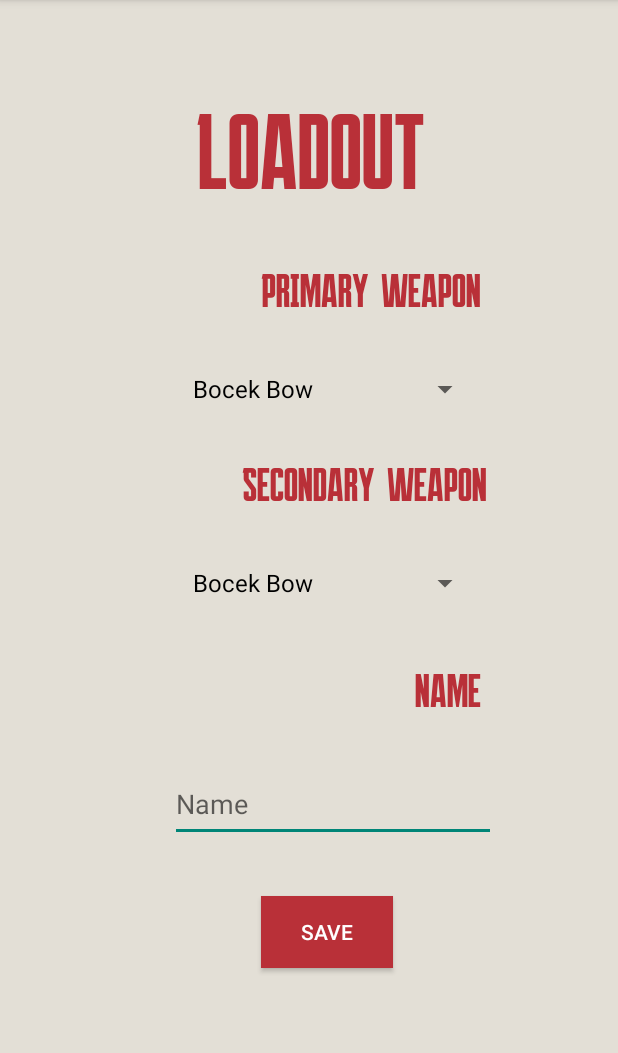
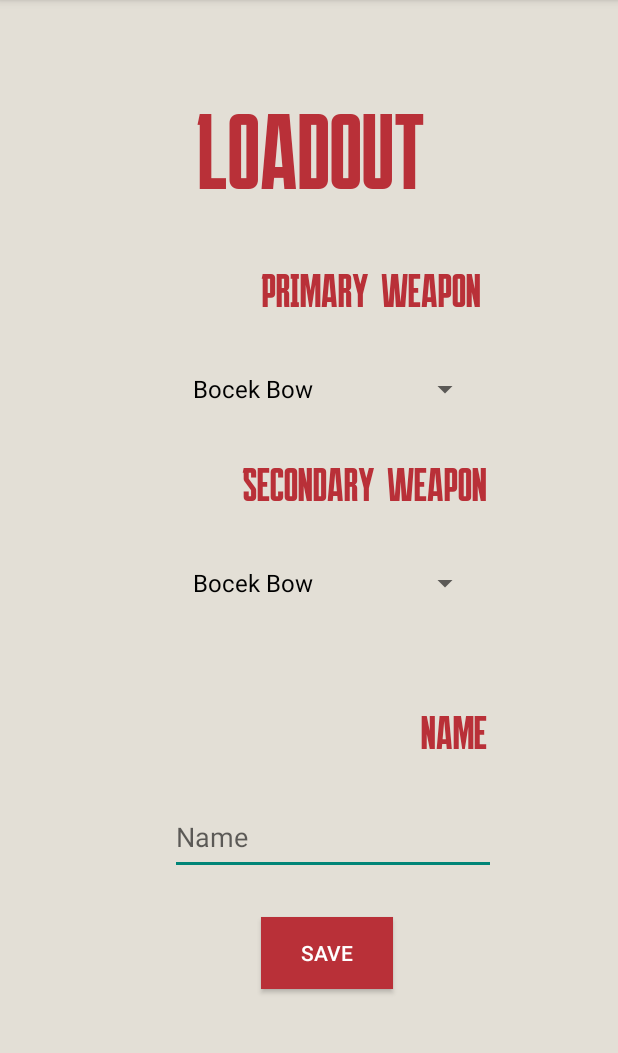
Before and after one commit to calvinAE/Apexify, an Android app: the fragment LoadOutAddFragment shown on its own in the app's theme, on a phone screen of 412 x 824 dp, the part 84-1137 px from its top. Run offline under Robolectric (Android 15) with nearby library versions, the phone set to English and light mode, and no system bars.

Commit message:
Updates to layout

```diff
--- a/app/src/main/res/layout/fragment_loadout_add.xml
+++ b/app/src/main/res/layout/fragment_loadout_add.xml
@@ -49,6 +49,22 @@
         app:layout_constraintStart_toStartOf="parent"
         app:layout_constraintTop_toBottomOf="@+id/sp_primary" />
 
+    <EditText
+        android:id="@+id/et_name"
+        android:layout_width="217dp"
+        android:layout_height="50dp"
+        android:layout_marginStart="120dp"
+        android:layout_marginEnd="81dp"
+        android:layout_marginBottom="28dp"
+        android:ems="10"
+        android:hint="Name"
+        android:inputType="text"
+        android:textAlignment="viewStart"
+        app:layout_constraintBottom_toTopOf="@+id/btn_save"
+        app:layout_constraintEnd_toEndOf="parent"
+        app:layout_constraintHorizontal_bias="1.0"
+        app:layout_constraintStart_toStartOf="parent" />
+
     <TextView
         android:id="@+id/textView3"
         android:layout_width="wrap_content"
@@ -60,26 +76,9 @@
         android:textSize="22sp"
         app:layout_constraintBottom_toTopOf="@+id/et_name"
         app:layout_constraintEnd_toEndOf="parent"
-        app:layout_constraintHorizontal_bias="0.752"
+        app:layout_constraintHorizontal_bias="0.762"
         app:layout_constraintStart_toStartOf="parent"
-        app:layout_constraintTop_toBottomOf="@+id/sp_secondary"
-        app:layout_constraintVertical_bias="0.0" />
-
-    <EditText
-        android:id="@+id/et_name"
-        android:layout_width="217dp"
-        android:layout_height="50dp"
-        android:layout_marginStart="120dp"
-        android:layout_marginEnd="81dp"
-        android:layout_marginBottom="36dp"
-        android:ems="10"
-        android:hint="Name"
-        android:inputType="text"
-        android:textAlignment="viewStart"
-        app:layout_constraintBottom_toTopOf="@+id/btn_save"
-        app:layout_constraintEnd_toEndOf="parent"
-        app:layout_constraintHorizontal_bias="1.0"
-        app:layout_constraintStart_toStartOf="parent" />
+        app:layout_constraintTop_toBottomOf="@+id/sp_secondary" />
 
     <Spinner
         android:id="@+id/sp_secondary"
@@ -104,7 +103,7 @@
         app:layout_constraintHorizontal_bias="0.538"
         app:layout_constraintStart_toStartOf="parent"
         app:layout_constraintTop_toBottomOf="@+id/sp_secondary"
-        app:layout_constraintVertical_bias="0.509" />
+        app:layout_constraintVertical_bias="0.565" />
 
     <TextView
         android:id="@+id/tv_primary"
--- a/app/src/main/res/layout/fragment_news.xml
+++ b/app/src/main/res/layout/fragment_news.xml
@@ -4,7 +4,7 @@
     xmlns:tools="http://schemas.android.com/tools"
     android:layout_width="match_parent"
     android:layout_height="match_parent"
-    android:background="@color/background"
+    android:background="@color/rv_background"
     tools:context=".fragments.NewsFragment">
 
     <androidx.recyclerview.widget.RecyclerView
--- a/app/src/main/res/layout/fragment_stats.xml
+++ b/app/src/main/res/layout/fragment_stats.xml
@@ -10,7 +10,7 @@
     <TextView
         android:id="@+id/textView"
         android:layout_width="167dp"
-        android:layout_height="68dp"
+        android:layout_height="wrap_content"
         android:layout_marginStart="176dp"
         android:layout_marginTop="100dp"
         android:layout_marginEnd="176dp"
--- a/app/src/main/res/layout/fragment_store.xml
+++ b/app/src/main/res/layout/fragment_store.xml
@@ -5,7 +5,7 @@
     android:id="@+id/constraintLayout"
     android:layout_width="match_parent"
     android:layout_height="match_parent"
-    android:background="@color/background">
+    android:background="@color/rv_background">
 
     <androidx.recyclerview.widget.RecyclerView
         android:id="@+id/rv_store"
--- a/app/src/main/res/layout/loadout_item.xml
+++ b/app/src/main/res/layout/loadout_item.xml
@@ -36,7 +36,7 @@
             android:layout_width="334dp"
             android:layout_height="41dp"
             android:fontFamily="@font/apex"
-            android:textColor="@color/white"
+            android:textColor="@color/secondary_text"
             android:textSize="20sp"
             app:layout_constraintBottom_toBottomOf="parent"
             app:layout_constraintEnd_toEndOf="parent"
@@ -51,7 +51,7 @@
             android:layout_width="334dp"
             android:layout_height="42dp"
             android:fontFamily="@font/apex"
-            android:textColor="@color/white"
+            android:textColor="@color/secondary_text"
             android:textSize="20sp"
             app:layout_constraintBottom_toBottomOf="parent"
             app:layout_constraintEnd_toEndOf="parent"
```
Also changed, not shown: app/src/main/res/layout/fragment_loadouts.xml (+4 -3 lines).
